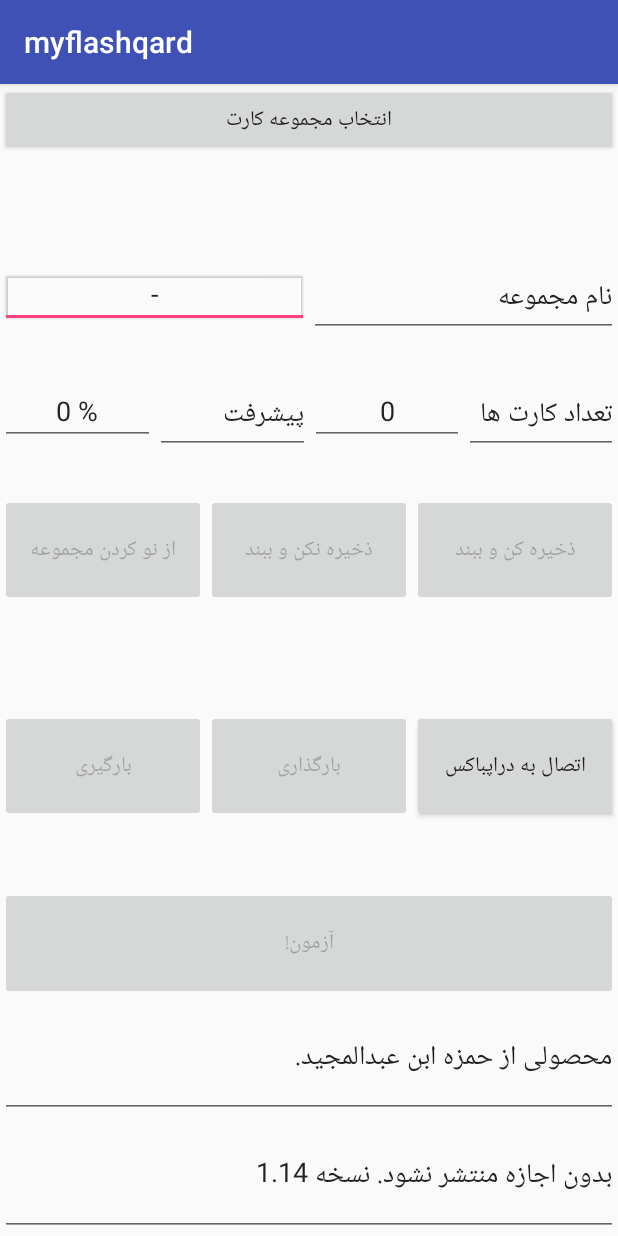
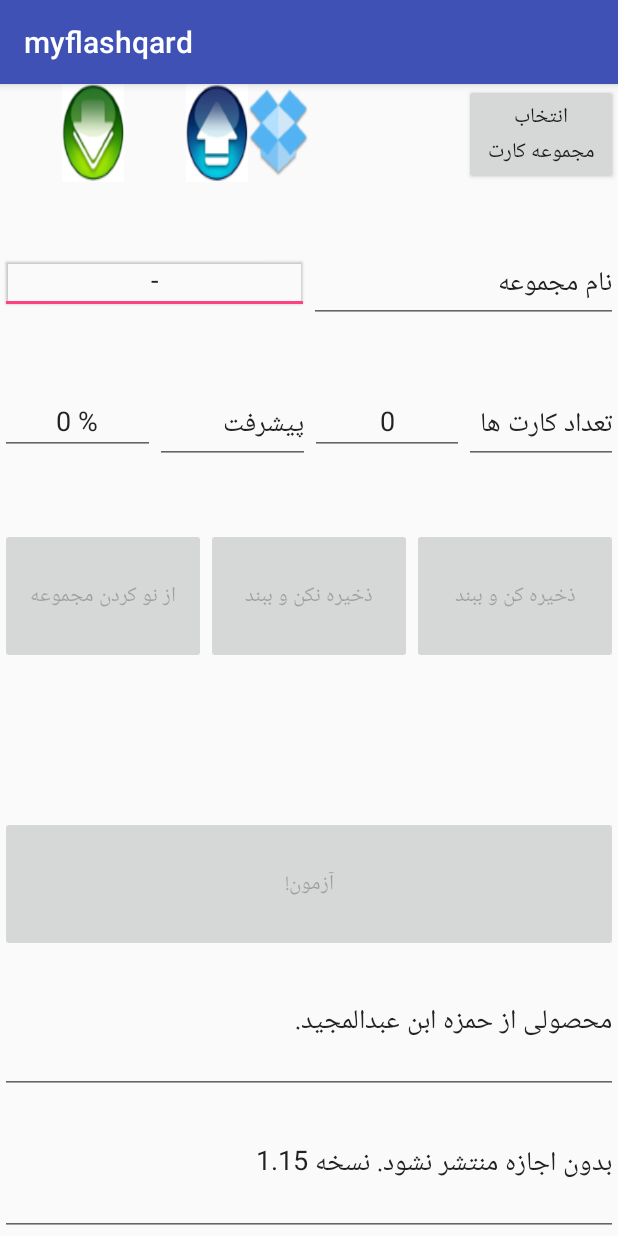
Before and after one commit to refigh/MyFlashQard, an Android app: the screen it shows after launch (MainActivity), on a phone screen of 412 x 824 dp. Run offline under Robolectric (Android 15) with nearby library versions, the phone set to English and light mode, and no system bars; libraries missing offline, so code that uses them is left out: com.dropbox.client2; 1 statement that could not run was skipped.

Commit message:
Release 1.15: comment for words, dropbox Icon

```diff
--- a/Android/app/src/main/java/com/hamze/myflashqard/MainActivity.java
+++ b/Android/app/src/main/java/com/hamze/myflashqard/MainActivity.java
@@ -14,6 +14,7 @@ import android.support.v7.app.AlertDialog;
 import android.support.v7.app.AppCompatActivity;
 import android.view.View;
 import android.widget.Button;
+import android.widget.ImageButton;
 import android.widget.ProgressBar;
 import android.widget.TextView;
 
@@ -31,9 +32,9 @@ public class MainActivity extends AppCompatActivity {
     private Button button_reset;
     private Button button_start;
     private Button button_Nosave_close;
-    private Button button_connect_dropbox;
-    private Button button_download;
-    private Button button_upload;
+    private ImageButton button_connect_dropbox;
+    private ImageButton button_download;
+    private ImageButton button_upload;
 
     //Todo: it does not include Dropbox buttons, later rename it properly
     private Button[] all_buttons; //initiate it after initiation of above buttons
@@ -115,15 +116,15 @@ public class MainActivity extends AppCompatActivity {
         button_Nosave_close.setOnClickListener(button_Nosave_close_OnClickListener);
 
         //connect to internet forlder
-        button_connect_dropbox = (Button) findViewById(R.id.button_connect_dropbox);
+        button_connect_dropbox = (ImageButton) findViewById(R.id.button_connect_dropbox);
         button_connect_dropbox.setOnClickListener(button_connect_dropbox_OnClickListener);
 
         //download from internet folder
-        button_download = (Button) findViewById(R.id.button_download);
+        button_download = (ImageButton) findViewById(R.id.button_download);
         button_download.setOnClickListener(button_download_OnClickListener);
 
         //upload to internet folder
-        button_upload = (Button) findViewById(R.id.button_upload);
+        button_upload = (ImageButton) findViewById(R.id.button_upload);
         button_upload.setOnClickListener(button_upload_OnClickListener);
 
 
@@ -248,7 +249,8 @@ public class MainActivity extends AppCompatActivity {
                             my_reseter_task.execute(0); // execute(Params...)
                         }//onClick
                     })
-                    .setNegativeButton(android.R.string.no, null).show();
+                    .setNegativeButton(android.R.string.no, null)
+                    .show();
 
         } //onClick
     }; //button_reset_OnClickListener
--- a/Android/app/src/main/res/layout/activity_main.xml
+++ b/Android/app/src/main/res/layout/activity_main.xml
@@ -16,15 +16,6 @@
         android:layout_weight="1"
         android:orientation="horizontal">
 
-        <Button
-            android:id="@+id/button_open"
-            android:layout_width="match_parent"
-            android:layout_height="wrap_content"
-            android:layout_weight="1"
-            android:text="انتخاب مجموعه کارت" />
-
-    </LinearLayout>
-
         <LinearLayout
             android:layout_width="match_parent"
             android:layout_height="wrap_content"
@@ -32,8 +23,54 @@
             android:orientation="horizontal">
 
             <ProgressBar
+                android:id="@+id/progressBar_download"
+                style="@android:style/Widget.DeviceDefault.Light.ProgressBar"
+                android:layout_width="match_parent"
+                android:layout_height="wrap_content"
+                android:layout_weight="1"
+                android:indeterminate="true"
+                android:visibility="invisible" />
+
+            <ImageButton
+                android:id="@+id/button_download"
+                android:layout_width="match_parent"
+                android:layout_height="wrap_content"
+                android:layout_weight="1"
+                android:background="@drawable/download_icon" />
+
+            <ProgressBar
+                android:id="@+id/progressBar_upload"
+                style="@android:style/Widget.DeviceDefault.Light.ProgressBar"
+                android:layout_width="match_parent"
+                android:layout_height="wrap_content"
+                android:layout_weight="1"
+                android:indeterminate="true"
+                android:visibility="invisible" />
+
+            <ImageButton
+                android:id="@+id/button_upload"
+                android:layout_width="match_parent"
+                android:layout_height="wrap_content"
+                android:layout_weight="1"
+                android:background="@drawable/upload_icon" />
+
+            <ImageButton
+                android:id="@+id/button_connect_dropbox"
+                android:layout_width="match_parent"
+                android:layout_height="wrap_content"
+                android:layout_weight="1"
+                android:background="@drawable/dropbox" />
+        </LinearLayout>
+
+        <LinearLayout
+            android:layout_width="match_parent"
+            android:layout_height="match_parent"
+            android:layout_weight="1"
+            android:orientation="horizontal">
+
+            <ProgressBar
                 android:id="@+id/progressBar_open"
-            style="@android:style/Widget.DeviceDefault.Light.ProgressBar.Horizontal"
+                style="@android:style/Widget.DeviceDefault.Light.ProgressBar"
                 android:layout_width="match_parent"
                 android:layout_height="wrap_content"
                 android:layout_weight="1"
@@ -41,6 +78,15 @@
                 android:max="100"
                 android:progress="0"
                 android:visibility="invisible" />
+
+            <Button
+                android:id="@+id/button_open"
+                android:layout_width="match_parent"
+                android:layout_height="wrap_content"
+                android:layout_weight="1"
+                android:text="انتخاب مجموعه کارت" />
+        </LinearLayout>
+
     </LinearLayout>
 
     <LinearLayout
@@ -195,70 +241,6 @@
 
     </LinearLayout>
 
-    <LinearLayout
-        android:layout_width="match_parent"
-        android:layout_height="wrap_content"
-        android:layout_weight="1"
-        android:orientation="horizontal">
-
-        <Button
-            android:id="@+id/button_download"
-            android:layout_width="match_parent"
-            android:layout_height="match_parent"
-            android:layout_weight="1"
-            android:enabled="false"
-            android:text="بارگیری" />
-
-        <Button
-            android:id="@+id/button_upload"
-            android:layout_width="match_parent"
-            android:layout_height="match_parent"
-            android:layout_weight="1"
-            android:enabled="false"
-            android:text="بارگذاری" />
-
-        <Button
-            android:id="@+id/button_connect_dropbox"
-            android:layout_width="match_parent"
-            android:layout_height="match_parent"
-            android:layout_weight="1"
-            android:text="اتصال به دراپباکس" />
-
-    </LinearLayout>
-
-    <LinearLayout
-        android:layout_width="match_parent"
-        android:layout_height="wrap_content"
-        android:layout_weight="1"
-        android:orientation="horizontal">
-
-        <ProgressBar
-            android:id="@+id/progressBar_download"
-            style="?android:attr/progressBarStyleHorizontal"
-            android:layout_width="match_parent"
-            android:layout_height="wrap_content"
-            android:layout_weight="1"
-            android:indeterminate="true"
-            android:visibility="invisible" />
-
-        <ProgressBar
-            android:id="@+id/progressBar_upload"
-            style="?android:attr/progressBarStyleHorizontal"
-            android:layout_width="match_parent"
-            android:layout_height="wrap_content"
-            android:layout_weight="1"
-            android:indeterminate="true"
-            android:visibility="invisible" />
-
-        <ProgressBar
-            android:id="@+id/progressBar_dummy2"
-            style="?android:attr/progressBarStyleHorizontal"
-            android:layout_width="match_parent"
-            android:layout_height="wrap_content"
-            android:layout_weight="1"
-            android:visibility="invisible" />
-    </LinearLayout>
-
     <Button
         android:id="@+id/button_start"
         android:layout_width="match_parent"
@@ -285,7 +267,7 @@
         android:editable="false"
         android:ems="10"
         android:inputType="textPersonName"
-        android:text="بدون اجازه منتشر نشود. نسخه 1.14" />
+        android:text="بدون اجازه منتشر نشود. نسخه 1.15" />
 
 
 </LinearLayout>
```
Also changed, not shown: Android/app/src/main/java/com/hamze/myflashqard/StudyActivity.java (+60 -0 lines), Android/app/src/main/res/layout/activity_study.xml (+20 -4 lines), Android/app/src/main/res/drawable/comment.png (added), Android/app/src/main/res/drawable/download_icon.png (added), Android/app/src/main/res/drawable/dropbox.png (added), Android/app/src/main/res/drawable/upload_icon.png (added). Lines whose indentation alone changed are shown as unchanged.
